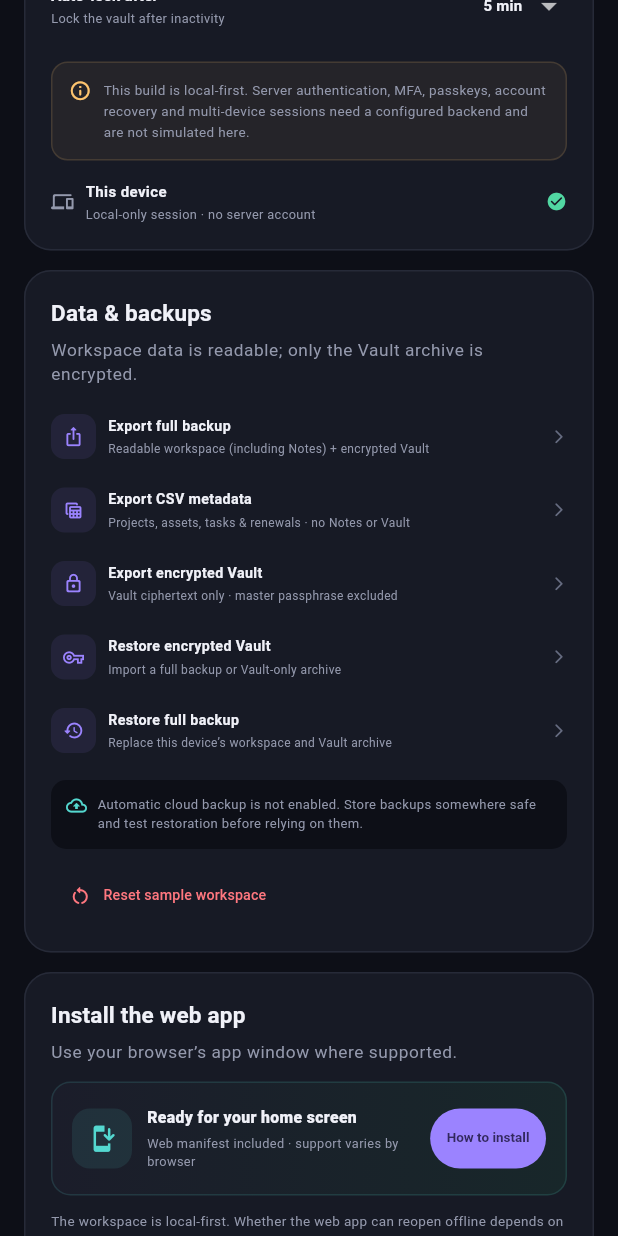
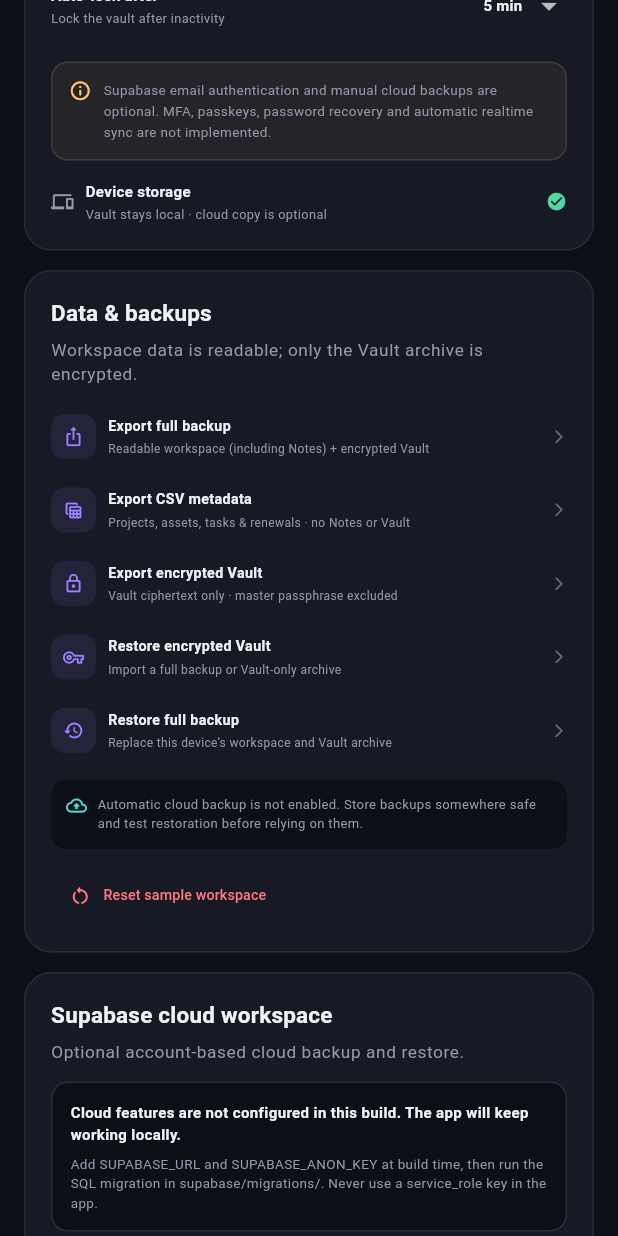
Before and after one commit to Avinashtosoni/comradevalt, a Flutter app: the SettingsScreen widget shown alone on an empty page, opened directly with empty values, scrolled down 576 dp, on a phone screen of 412 x 824 dp. Run offline on Flutter 3.47's test engine with Material 3 defaults, Android fonts, the phone set to English and light mode, and no system bars; our stand-ins replace connectivity_plus, file_picker, share_plus, shared_preferences, supabase_flutter; missing offline and left inert: cryptography, dart:html; accounts and stored records are empty.

Commit message:
Add optional Supabase workspace backend
Co-authored-by: arena-agent <297053741+arena-agent@users.noreply.github.com>

```diff
--- a/lib/main.dart
+++ b/lib/main.dart
@@ -5,6 +5,7 @@
 import 'app_theme.dart';
 import 'platform/install_prompt.dart';
 import 'screens/app_shell.dart';
+import 'services/cloud_sync_service.dart';
 import 'services/vault_service.dart';
 
 Future<void> main() async {
@@ -14,10 +15,13 @@
   await appController.initialize();
   final vaultService = VaultService();
   await vaultService.initialize(appController.data.autoLockMinutes);
+  final cloudSyncService = CloudSyncService();
+  await cloudSyncService.initialize();
   runApp(MultiProvider(
     providers: [
       ChangeNotifierProvider.value(value: appController),
       ChangeNotifierProvider.value(value: vaultService),
+      ChangeNotifierProvider.value(value: cloudSyncService),
     ],
     child: const ComradeVaultApp(),
   ));
--- a/lib/screens/settings_screen.dart
+++ b/lib/screens/settings_screen.dart
@@ -6,7 +6,9 @@
 import '../platform/install_prompt.dart' as install;
 import '../sections.dart';
 import '../services/backup_service.dart';
+import '../services/cloud_sync_service.dart';
 import '../services/vault_service.dart';
+import '../widgets/cloud_sync_card.dart';
 import '../widgets/common.dart';
 
 class SettingsScreen extends StatelessWidget {
@@ -14,16 +16,16 @@
   final ValueChanged<AppSection> onNavigate;
 
   @override
-  Widget build(BuildContext context) => Consumer2<AppController, VaultService>(builder: (context, app, vault, _) {
+  Widget build(BuildContext context) => Consumer3<AppController, VaultService, CloudSyncService>(builder: (context, app, vault, cloud, _) {
     final compact = MediaQuery.sizeOf(context).width < 850;
     final pad = compact ? 16.0 : 28.0;
     return SingleChildScrollView(padding: EdgeInsets.fromLTRB(pad, compact ? 18 : 27, pad, 30), child: Center(child: ConstrainedBox(constraints: const BoxConstraints(maxWidth: 1250), child: Column(crossAxisAlignment: CrossAxisAlignment.start, children: [
       PageHeader(eyebrow: 'PREFERENCES', title: 'Settings', subtitle: 'A little care for the workspace that keeps everything together.'),
       if (compact) ...[
-        _AppearanceCard(app: app), const SizedBox(height: 13), _SecurityCard(app: app, vault: vault, onGoVault: () => onNavigate(AppSection.vault)), const SizedBox(height: 13), _DataCard(app: app, vault: vault), const SizedBox(height: 13), _InstallCard(),
+        _AppearanceCard(app: app), const SizedBox(height: 13), _SecurityCard(app: app, vault: vault, onGoVault: () => onNavigate(AppSection.vault)), const SizedBox(height: 13), _DataCard(app: app, vault: vault), const SizedBox(height: 13), CloudSyncCard(app: app, cloud: cloud, vault: vault), const SizedBox(height: 13), _InstallCard(),
       ] else Row(crossAxisAlignment: CrossAxisAlignment.start, children: [
         Expanded(child: Column(children: [_AppearanceCard(app: app), const SizedBox(height: 13), _InstallCard()])), const SizedBox(width: 13),
-        Expanded(child: Column(children: [_SecurityCard(app: app, vault: vault, onGoVault: () => onNavigate(AppSection.vault)), const SizedBox(height: 13), _DataCard(app: app, vault: vault)])),
+        Expanded(child: Column(children: [_SecurityCard(app: app, vault: vault, onGoVault: () => onNavigate(AppSection.vault)), const SizedBox(height: 13), _DataCard(app: app, vault: vault), const SizedBox(height: 13), CloudSyncCard(app: app, cloud: cloud, vault: vault)])),
       ]),
       const SizedBox(height: 15),
       _LocalArchitectureNote(),
@@ -93,7 +95,7 @@
                 children: [
                   Icon(Icons.info_outline_rounded, size: 15, color: VaultColors.amber),
                   SizedBox(width: 8),
-                  Expanded(child: Text('This build is local-first. Server authentication, MFA, passkeys, account recovery and multi-device sessions need a configured backend and are not simulated here.', style: TextStyle(fontSize: 9, color: VaultColors.muted, height: 1.5))),
+                  Expanded(child: Text('Supabase email authentication and manual cloud backups are optional. MFA, passkeys, password recovery and automatic realtime sync are not implemented.', style: TextStyle(fontSize: 9, color: VaultColors.muted, height: 1.5))),
                 ],
               ),
             ),
@@ -106,9 +108,9 @@
                   child: Column(
                     crossAxisAlignment: CrossAxisAlignment.start,
                     children: [
-                      Text('This device', style: TextStyle(fontSize: 10, fontWeight: FontWeight.w700)),
+                      Text('Device storage', style: TextStyle(fontSize: 10, fontWeight: FontWeight.w700)),
                       SizedBox(height: 2),
-                      Text('Local-only session · no server account', style: TextStyle(fontSize: 8.5, color: VaultColors.muted)),
+                      Text('Vault stays local · cloud copy is optional', style: TextStyle(fontSize: 8.5, color: VaultColors.muted)),
                     ],
                   ),
                 ),
@@ -184,4 +186,4 @@
   Future<void> _install(BuildContext context, bool canInstall) async { if (canInstall) { final accepted = await install.promptInstall(); if (context.mounted) ScaffoldMessenger.of(context).showSnackBar(SnackBar(content: Text(accepted ? 'Comrade Vault is being installed.' : 'Install was dismissed.'))); return; } showDialog<void>(context: context, builder: (context) => AlertDialog(title: const Text('Install Comrade Vault'), content: const Column(mainAxisSize: MainAxisSize.min, crossAxisAlignment: CrossAxisAlignment.start, children: [Text('Chrome or Edge on desktop', style: TextStyle(fontWeight: FontWeight.w700, fontSize: 11)), SizedBox(height: 4), Text('Use the install icon in the address bar, or choose “Install app” from the browser menu.', style: TextStyle(fontSize: 10, color: VaultColors.muted)), SizedBox(height: 12), Text('Android Chrome', style: TextStyle(fontWeight: FontWeight.w700, fontSize: 11)), SizedBox(height: 4), Text('Open the browser menu and choose “Install app” or “Add to Home screen”.', style: TextStyle(fontSize: 10, color: VaultColors.muted)), SizedBox(height: 12), Text('iPhone or iPad', style: TextStyle(fontWeight: FontWeight.w700, fontSize: 11)), SizedBox(height: 4), Text('In Safari, tap Share, then “Add to Home Screen”.', style: TextStyle(fontSize: 10, color: VaultColors.muted))]), actions: [TextButton(onPressed: () => Navigator.pop(context), child: const Text('Got it'))])); }
 }
 
-class _LocalArchitectureNote extends StatelessWidget { const _LocalArchitectureNote(); @override Widget build(BuildContext context) => Container(padding: const EdgeInsets.all(14), decoration: BoxDecoration(color: VaultColors.violet.withOpacity(.045), borderRadius: BorderRadius.circular(13), border: Border.all(color: VaultColors.violet.withOpacity(.13))), child: Row(crossAxisAlignment: CrossAxisAlignment.start, children: [const Icon(Icons.info_outline_rounded, color: VaultColors.violet, size: 16), const SizedBox(width: 9), const Expanded(child: Column(crossAxisAlignment: CrossAxisAlignment.start, children: [Text('Local-first prototype', style: TextStyle(fontSize: 10, fontWeight: FontWeight.w800)), SizedBox(height: 4), Text('Workspace records and notes are stored in this browser profile without encryption. Only Vault records are encrypted client-side with AES-256-GCM and PBKDF2 before persistence. No Supabase, authentication server, remote sync or cloud backup is configured in this build.', style: TextStyle(fontSize: 9, color: VaultColors.muted, height: 1.55))]))])); }
+class _LocalArchitectureNote extends StatelessWidget { const _LocalArchitectureNote(); @override Widget build(BuildContext context) => Container(padding: const EdgeInsets.all(14), decoration: BoxDecoration(color: VaultColors.violet.withOpacity(.045), borderRadius: BorderRadius.circular(13), border: Border.all(color: VaultColors.violet.withOpacity(.13))), child: Row(crossAxisAlignment: CrossAxisAlignment.start, children: [const Icon(Icons.info_outline_rounded, color: VaultColors.violet, size: 16), const SizedBox(width: 9), const Expanded(child: Column(crossAxisAlignment: CrossAxisAlignment.start, children: [Text('Local-first prototype', style: TextStyle(fontSize: 10, fontWeight: FontWeight.w800)), SizedBox(height: 4), Text('Workspace records and notes are stored locally without encryption. Optional Supabase uses email auth and Row Level Security for manual JSONB cloud backups; workspace content remains readable to project administrators. Vault records are encrypted client-side and never uploaded.', style: TextStyle(fontSize: 9, color: VaultColors.muted, height: 1.55))]))])); }
--- /dev/null
+++ b/lib/services/supabase_config.dart
@@ -0,0 +1,10 @@
+/// Public Supabase client configuration supplied at build/run time.
+/// Never put a service-role key in a Flutter application.
+class SupabaseConfig {
+  const SupabaseConfig._();
+
+  static const url = String.fromEnvironment('SUPABASE_URL');
+  static const anonKey = String.fromEnvironment('SUPABASE_ANON_KEY');
+
+  static bool get isConfigured => url.isNotEmpty && anonKey.isNotEmpty;
+}
--- /dev/null
+++ b/lib/widgets/cloud_sync_card.dart
@@ -0,0 +1,240 @@
+import 'package:flutter/material.dart';
+
+import '../app_controller.dart';
+import '../app_theme.dart';
+import '../services/cloud_sync_service.dart';
+import '../services/vault_service.dart';
+import 'common.dart';
+
+class CloudSyncCard extends StatefulWidget {
+  const CloudSyncCard({super.key, required this.app, required this.cloud, required this.vault});
+  final AppController app;
+  final CloudSyncService cloud;
+  final VaultService vault;
+
+  @override
+  State<CloudSyncCard> createState() => _CloudSyncCardState();
+}
+
+class _CloudSyncCardState extends State<CloudSyncCard> {
+  final _email = TextEditingController();
+  final _password = TextEditingController();
+  bool _creatingAccount = false;
+
+  @override
+  void dispose() {
+    _email.dispose();
+    _password.dispose();
+    super.dispose();
+  }
+
+  @override
+  Widget build(BuildContext context) {
+    final cloud = widget.cloud;
+    return SurfaceCard(
+      padding: const EdgeInsets.all(17),
+      child: Column(
+        crossAxisAlignment: CrossAxisAlignment.start,
+        children: [
+          const SectionHeading(title: 'Supabase cloud workspace', subtitle: 'Optional account-based cloud backup and restore.'),
+          const SizedBox(height: 12),
+          if (!cloud.isConfigured)
+            _configurationNotice(context)
+          else if (cloud.initializationError != null)
+            _Notice(text: 'Supabase could not start: ${cloud.initializationError}', tone: VaultColors.red)
+          else if (!cloud.isReady)
+            const _Notice(text: 'Connecting to Supabase…', tone: VaultColors.cyan)
+          else if (cloud.currentUser == null)
+            _authForm(context, cloud)
+          else
+            _signedInPanel(context, cloud),
+          if (cloud.errorMessage != null) ...[
+            const SizedBox(height: 9),
+            _Notice(text: cloud.errorMessage!, tone: VaultColors.red),
+          ],
+          if (cloud.infoMessage != null && cloud.currentUser == null) ...[
+            const SizedBox(height: 9),
+            _Notice(text: cloud.infoMessage!, tone: VaultColors.cyan),
+          ],
+        ],
+      ),
+    );
+  }
+
+  Widget _configurationNotice(BuildContext context) => Container(
+        padding: const EdgeInsets.all(12),
+        decoration: BoxDecoration(color: Theme.of(context).scaffoldBackgroundColor, borderRadius: BorderRadius.circular(11), border: Border.all(color: Theme.of(context).dividerColor)),
+        child: const Column(
+          crossAxisAlignment: CrossAxisAlignment.start,
+          children: [
+            Text('Cloud features are not configured in this build. The app will keep working locally.', style: TextStyle(fontSize: 10, fontWeight: FontWeight.w700)),
+            SizedBox(height: 5),
+            Text('Add SUPABASE_URL and SUPABASE_ANON_KEY at build time, then run the SQL migration in supabase/migrations/. Never use a service_role key in the app.', style: TextStyle(fontSize: 9, color: VaultColors.muted, height: 1.45)),
+          ],
+        ),
+      );
+
+  Widget _authForm(BuildContext context, CloudSyncService cloud) => Column(
+        crossAxisAlignment: CrossAxisAlignment.start,
+        children: [
+          const Text('Sign in to keep a cloud copy tied to your account. Email confirmation may be required for new accounts.', style: TextStyle(fontSize: 9.5, color: VaultColors.muted, height: 1.45)),
+          const SizedBox(height: 10),
+          TextField(
+            controller: _email,
+            keyboardType: TextInputType.emailAddress,
+            textInputAction: TextInputAction.next,
+            autofillHints: const [AutofillHints.email],
+            decoration: const InputDecoration(labelText: 'Email', prefixIcon: Icon(Icons.alternate_email_rounded, size: 16), isDense: true),
+          ),
+          const SizedBox(height: 9),
+          TextField(
+            controller: _password,
+            obscureText: true,
+            textInputAction: TextInputAction.done,
+            autofillHints: const [AutofillHints.password],
+            onSubmitted: (_) => _submitAuth(cloud),
+            decoration: const InputDecoration(labelText: 'Password', prefixIcon: Icon(Icons.lock_outline_rounded, size: 16), isDense: true),
+          ),
+          const SizedBox(height: 10),
+          Wrap(
+            spacing: 8,
+            runSpacing: 6,
+            crossAxisAlignment: WrapCrossAlignment.center,
+            children: [
+              FilledButton.icon(
+                onPressed: cloud.isBusy ? null : () => _submitAuth(cloud),
+                icon: cloud.isBusy ? const SizedBox(width: 14, height: 14, child: CircularProgressIndicator(strokeWidth: 2)) : Icon(_creatingAccount ? Icons.person_add_alt_1_rounded : Icons.login_rounded, size: 15),
+                label: Text(_creatingAccount ? 'Create account' : 'Sign in'),
+              ),
+              TextButton(
+                onPressed: cloud.isBusy ? null : () => setState(() => _creatingAccount = !_creatingAccount),
+                child: Text(_creatingAccount ? 'I already have an account' : 'Create an account'),
+              ),
+            ],
+          ),
+        ],
+      );
+
+  Widget _signedInPanel(BuildContext context, CloudSyncService cloud) => Column(
+        crossAxisAlignment: CrossAxisAlignment.start,
+        children: [
+          Row(
+            children: [
+              CircleAvatar(radius: 16, backgroundColor: Theme.of(context).colorScheme.primary.withOpacity(.12), child: Icon(Icons.person_outline_rounded, size: 17, color: Theme.of(context).colorScheme.primary)),
+              const SizedBox(width: 9),
+              Expanded(child: Text(cloud.signedInEmail ?? 'Signed in', style: const TextStyle(fontSize: 10, fontWeight: FontWeight.w700), overflow: TextOverflow.ellipsis)),
+              TextButton(onPressed: cloud.isBusy || cloud.isCheckingRemote ? null : cloud.signOut, style: TextButton.styleFrom(visualDensity: VisualDensity.compact), child: const Text('Sign out', style: TextStyle(fontSize: 9))),
+            ],
+          ),
+          const SizedBox(height: 8),
+          if (cloud.isCheckingRemote || cloud.isBusy) ...[
+            const LinearProgressIndicator(minHeight: 2),
+            const SizedBox(height: 8),
+          ],
+          _Notice(
+            text: cloud.hasCloudSnapshot
+                ? '${cloud.workspaceName ?? 'Cloud workspace'} · revision ${cloud.remoteRevision}${cloud.remoteUpdatedAt == null ? '' : ' · ${_formatDate(cloud.remoteUpdatedAt!)}'}'
+                : cloud.hasCloudWorkspace
+                    ? 'Your cloud workspace has no snapshot yet.'
+                    : 'No cloud workspace yet. Your next upload will create one.',
+            tone: cloud.hasCloudSnapshot ? VaultColors.green : VaultColors.amber,
+          ),
+          const SizedBox(height: 8),
+          const Text('Sync is manual: upload after local edits, or restore the latest cloud snapshot on another device.', style: TextStyle(fontSize: 9, color: VaultColors.muted, height: 1.45)),
+          const SizedBox(height: 9),
+          Wrap(
+            spacing: 7,
+            runSpacing: 7,
+            children: [
+              OutlinedButton.icon(
+                onPressed: cloud.isBusy || cloud.isCheckingRemote ? null : cloud.refreshRemoteState,
+                icon: const Icon(Icons.refresh_rounded, size: 14),
+                label: const Text('Refresh', style: TextStyle(fontSize: 9)),
+              ),
+              FilledButton.icon(
+                onPressed: cloud.isBusy || cloud.isCheckingRemote ? null : () => _confirmUpload(context, cloud),
+                icon: const Icon(Icons.cloud_upload_outlined, size: 14),
+                label: const Text('Upload this device', style: TextStyle(fontSize: 9)),
+              ),
+              OutlinedButton.icon(
+                onPressed: cloud.isBusy || cloud.isCheckingRemote || !cloud.hasCloudSnapshot ? null : () => _confirmRestore(context, cloud),
+                icon: const Icon(Icons.cloud_download_outlined, size: 14),
+                label: const Text('Restore cloud copy', style: TextStyle(fontSize: 9)),
+              ),
+            ],
+          ),
+          const SizedBox(height: 8),
+          Container(
+            padding: const EdgeInsets.all(9),
+            decoration: BoxDecoration(color: VaultColors.amber.withOpacity(.055), borderRadius: BorderRadius.circular(9), border: Border.all(color: VaultColors.amber.withOpacity(.14))),
+            child: const Text('Workspace records and Notes are uploaded as readable JSON. Vault credentials are not uploaded. Supabase project owners may access cloud workspace data.', style: TextStyle(fontSize: 8.5, color: VaultColors.muted, height: 1.45)),
+          ),
+        ],
+      );
+
+  Future<void> _submitAuth(CloudSyncService cloud) async {
+    if (_email.text.trim().isEmpty || _password.text.isEmpty) return;
+    if (_creatingAccount) {
+      await cloud.signUp(email: _email.text, password: _password.text);
+      if (mounted && cloud.errorMessage == null && cloud.currentUser == null) {
+        setState(() => _creatingAccount = false);
+      }
+    } else {
+      await cloud.signIn(email: _email.text, password: _password.text);
+    }
+  }
+
+  Future<void> _confirmUpload(BuildContext context, CloudSyncService cloud) async {
+    final confirmed = await showDialog<bool>(
+      context: context,
+      builder: (dialogContext) => AlertDialog(
+        title: const Text('Upload this workspace?'),
+        content: const Text('This replaces the current cloud snapshot with this device’s projects, assets, notes, tasks, renewals and settings. Workspace metadata is readable to the Supabase project owner. Vault credentials are not included.'),
+        actions: [
+          TextButton(onPressed: () => Navigator.pop(dialogContext, false), child: const Text('Cancel')),
+          FilledButton(onPressed: () => Navigator.pop(dialogContext, true), child: const Text('Upload workspace')),
+        ],
+      ),
+    );
+    if (!mounted || confirmed != true) return;
+    await cloud.uploadLocalWorkspace(widget.app);
+  }
+
+  Future<void> _confirmRestore(BuildContext context, CloudSyncService cloud) async {
+    final confirmed = await showDialog<bool>(
+      context: context,
+      builder: (dialogContext) => AlertDialog(
+        title: const Text('Replace this device’s workspace?'),
+        content: const Text('The cloud snapshot will replace local workspace data on this device, including Notes. The encrypted Vault remains separate and is not changed.'),
+        actions: [
+          TextButton(onPressed: () => Navigator.pop(dialogContext, false), child: const Text('Cancel')),
+          FilledButton(onPressed: () => Navigator.pop(dialogContext, true), child: const Text('Restore workspace')),
+        ],
+      ),
+    );
+    if (!mounted || confirmed != true) return;
+    await cloud.restoreCloudWorkspace(widget.app);
+    if (mounted) widget.vault.setAutoLock(widget.app.data.autoLockMinutes);
+  }
+}
+
+class _Notice extends StatelessWidget {
+  const _Notice({required this.text, required this.tone});
+  final String text;
+  final Color tone;
+
+  @override
+  Widget build(BuildContext context) => Container(
+        width: double.infinity,
+        padding: const EdgeInsets.all(9),
+        decoration: BoxDecoration(color: tone.withOpacity(.06), borderRadius: BorderRadius.circular(9), border: Border.all(color: tone.withOpacity(.14))),
+        child: Text(text, style: TextStyle(fontSize: 9, color: tone, height: 1.4)),
+      );
+}
+
+String _formatDate(String value) {
+  final date = DateTime.tryParse(value)?.toLocal();
+  if (date == null) return 'recently';
+  const months = ['Jan', 'Feb', 'Mar', 'Apr', 'May', 'Jun', 'Jul', 'Aug', 'Sep', 'Oct', 'Nov', 'Dec'];
+  return '${date.day} ${months[date.month - 1]} ${date.year}';
+}
--- a/pubspec.yaml
+++ b/pubspec.yaml
@@ -16,6 +16,7 @@
   provider: ^6.1.2
   share_plus: ^10.1.2
   shared_preferences: ^2.3.3
+  supabase_flutter: ^2.9.0
   uuid: ^4.5.1
 
 dev_dependencies:
```
Also changed, not shown: lib/services/cloud_sync_service.dart (added, +294 -0 lines), 3 other files.
